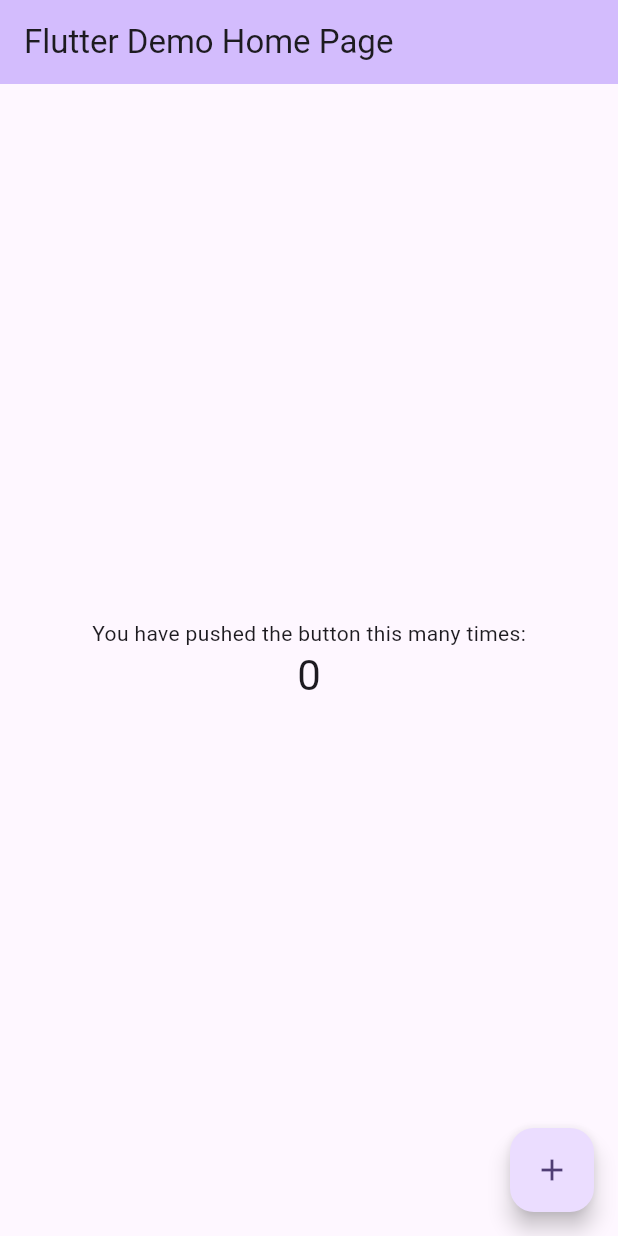
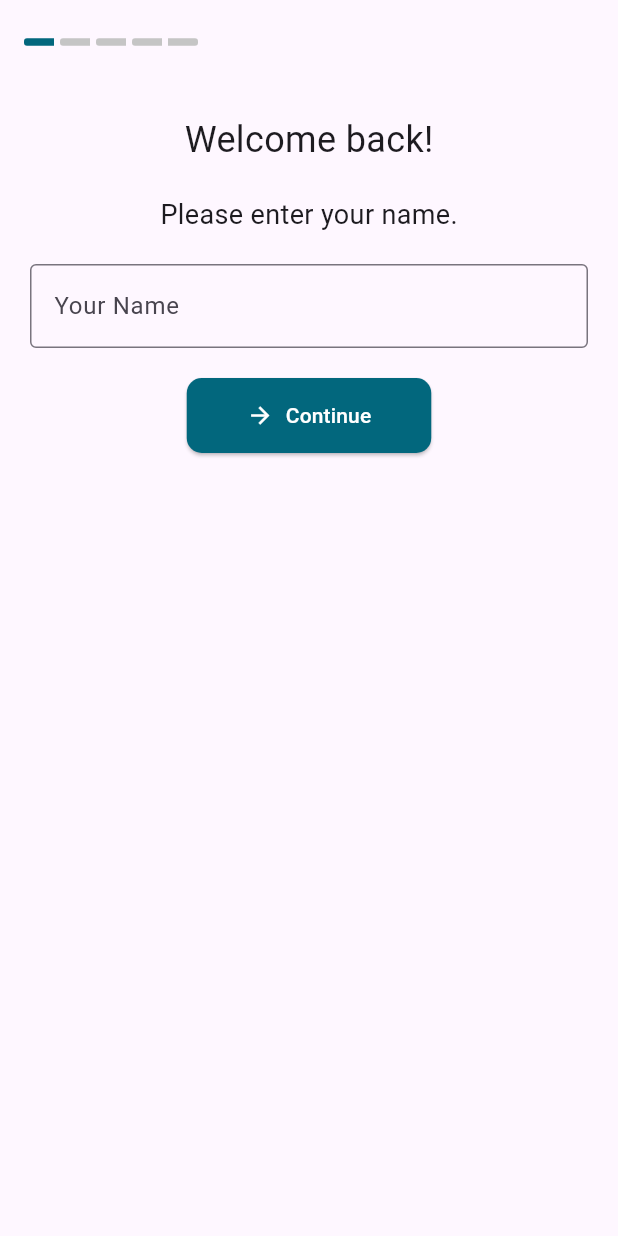
Before and after one commit to AllanDwyre/TER-STOCK, a Flutter app: the screen it shows after launch, on a phone screen of 412 x 824 dp. Run offline on Flutter 3.47's test engine with Material 3 defaults, Android fonts, the phone set to English and light mode, and no system bars.

Commit message:
page Name dans le main

```diff
--- a/front/hive_stock/lib/main.dart
+++ b/front/hive_stock/lib/main.dart
@@ -5,121 +5,137 @@
 }
 
 class MyApp extends StatelessWidget {
-  const MyApp({super.key});
+  const MyApp({Key? key}) : super(key: key);
 
-  // This widget is the root of your application.
   @override
   Widget build(BuildContext context) {
     return MaterialApp(
-      title: 'Flutter Demo',
+      title: 'HiveStock',
       theme: ThemeData(
-        // This is the theme of your application.
-        //
-        // TRY THIS: Try running your application with "flutter run". You'll see
-        // the application has a purple toolbar. Then, without quitting the app,
-        // try changing the seedColor in the colorScheme below to Colors.green
-        // and then invoke "hot reload" (save your changes or press the "hot
-        // reload" button in a Flutter-supported IDE, or press "r" if you used
-        // the command line to start the app).
-        //
-        // Notice that the counter didn't reset back to zero; the application
-        // state is not lost during the reload. To reset the state, use hot
-        // restart instead.
-        //
-        // This works for code too, not just values: Most code changes can be
-        // tested with just a hot reload.
-        colorScheme: ColorScheme.fromSeed(seedColor: Colors.deepPurple),
-        useMaterial3: true,
+        primarySwatch: Colors.blue,
       ),
-      home: const MyHomePage(title: 'Flutter Demo Home Page'),
+      home: const MyHomePage(),
     );
   }
 }
 
 class MyHomePage extends StatefulWidget {
-  const MyHomePage({super.key, required this.title});
-
-  // This widget is the home page of your application. It is stateful, meaning
-  // that it has a State object (defined below) that contains fields that affect
-  // how it looks.
-
-  // This class is the configuration for the state. It holds the values (in this
-  // case the title) provided by the parent (in this case the App widget) and
-  // used by the build method of the State. Fields in a Widget subclass are
-  // always marked "final".
-
-  final String title;
+  const MyHomePage({Key? key}) : super(key: key);
 
   @override
-  State<MyHomePage> createState() => _MyHomePageState();
+  _MyHomePageState createState() => _MyHomePageState();
 }
 
 class _MyHomePageState extends State<MyHomePage> {
-  int _counter = 0;
+  @override
+  Widget build(BuildContext context) {
+    return Scaffold(
+      appBar: AppBar(
+  title: Row(
+    mainAxisAlignment: MainAxisAlignment.center, // Centrer les enfants horizontalement
+    children: [
+      Expanded(
+        child: CustomProgressBar(currentIndex: 0),
+      ),
+    ],
+  ),
+),
 
-  void _incrementCounter() {
-    setState(() {
-      // This call to setState tells the Flutter framework that something has
-      // changed in this State, which causes it to rerun the build method below
-      // so that the display can reflect the updated values. If we changed
-      // _counter without calling setState(), then the build method would not be
-      // called again, and so nothing would appear to happen.
-      _counter++;
-    });
+      body: Column(
+        children: [
+          const SizedBox(height: 20),
+          const Text(
+            'Welcome back!',
+            style: TextStyle(fontSize: 24),
+          ),
+          const SizedBox(height: 20),
+          const Text(
+            'Please enter your name.',
+            style: TextStyle(fontSize: 18),
+          ),
+          const SizedBox(height: 20),
+          // TextField for entering name
+          Padding(
+            padding: const EdgeInsets.symmetric(horizontal: 20),
+            child: TextField(
+              decoration: InputDecoration(
+                border: OutlineInputBorder(),
+                labelText: 'Your Name',
+              ),
+            ),
+          ),
+          const SizedBox(height: 20),
+          // Continue button
+          ElevatedButton.icon(
+            onPressed: () {
+              // Action when the button is pressed
+            },
+            icon: const Icon(Icons.arrow_forward, color: Colors.white),
+            label: const Text(
+              'Continue',
+              style: TextStyle(color: Colors.white),
+            ),
+            style: ElevatedButton.styleFrom(
+              primary: const Color(0xFF02677D),
+              padding: const EdgeInsets.symmetric(horizontal: 40, vertical: 15),
+              shape: RoundedRectangleBorder(borderRadius: BorderRadius.circular(10)),
+            ),
+          ),
+        ],
+      ),
+    );
   }
+}
+
+class CustomProgressBar extends StatelessWidget {
+  final int currentIndex;
+
+  const CustomProgressBar({
+    Key? key,
+    required this.currentIndex,
+  }) : super(key: key);
 
   @override
   Widget build(BuildContext context) {
-    // This method is rerun every time setState is called, for instance as done
-    // by the _incrementCounter method above.
-    //
-    // The Flutter framework has been optimized to make rerunning build methods
-    // fast, so that you can just rebuild anything that needs updating rather
-    // than having to individually change instances of widgets.
-    return Scaffold(
-      appBar: AppBar(
-        // TRY THIS: Try changing the color here to a specific color (to
-        // Colors.amber, perhaps?) and trigger a hot reload to see the AppBar
-        // change color while the other colors stay the same.
-        backgroundColor: Theme.of(context).colorScheme.inversePrimary,
-        // Here we take the value from the MyHomePage object that was created by
-        // the App.build method, and use it to set our appbar title.
-        title: Text(widget.title),
-      ),
-      body: Center(
-        // Center is a layout widget. It takes a single child and positions it
-        // in the middle of the parent.
-        child: Column(
-          // Column is also a layout widget. It takes a list of children and
-          // arranges them vertically. By default, it sizes itself to fit its
-          // children horizontally, and tries to be as tall as its parent.
-          //
-          // Column has various properties to control how it sizes itself and
-          // how it positions its children. Here we use mainAxisAlignment to
-          // center the children vertically; the main axis here is the vertical
-          // axis because Columns are vertical (the cross axis would be
-          // horizontal).
-          //
-          // TRY THIS: Invoke "debug painting" (choose the "Toggle Debug Paint"
-          // action in the IDE, or press "p" in the console), to see the
-          // wireframe for each widget.
-          mainAxisAlignment: MainAxisAlignment.center,
-          children: <Widget>[
-            const Text(
-              'You have pushed the button this many times:',
-            ),
-            Text(
-              '$_counter',
-              style: Theme.of(context).textTheme.headlineMedium,
-            ),
-          ],
-        ),
-      ),
-      floatingActionButton: FloatingActionButton(
-        onPressed: _incrementCounter,
-        tooltip: 'Increment',
-        child: const Icon(Icons.add),
-      ), // This trailing comma makes auto-formatting nicer for build methods.
+    return Row(
+      children: [
+        for (int i = 0; i < 5; i++)
+          _ProgressBarItem(
+            isActive: i == currentIndex,
+            isLast: i == 4,
+          ),
+      ],
     );
   }
 }
+
+class _ProgressBarItem extends StatelessWidget {
+  final bool isActive;
+  final bool isLast;
+
+  const _ProgressBarItem({
+    Key? key,
+    required this.isActive,
+    required this.isLast,
+  }) : super(key: key);
+
+  @override
+  Widget build(BuildContext context) {
+    return Row(
+      children: [
+        Container(
+          width: 20,
+          height: 5,
+          decoration: BoxDecoration(
+            color: isActive ? const Color(0xFF02677D) : const Color(0xFFC5C5C5),
+            borderRadius: BorderRadius.horizontal(
+              left: Radius.circular(isLast ? 0 : 2),
+              right: Radius.circular(isLast ? 2 : 0),
+            ),
+          ),
+        ),
+        if (!isLast) const SizedBox(width: 4),
+      ],
+    );
+  }
+}
```
Also changed, not shown: front/hive_stock/lib/components/snackbars.dart (added, +52 -0 lines), front/hive_stock/lib/constants/colors.dart (added, +184 -0 lines), front/hive_stock/lib/widget/my_widget.dart (added, +163 -0 lines), front/hive_stock/pubspec.yaml (+4 -3 lines), front/hive_stock/assets/image1.png (added), front/hive_stock/assets/image2.png (added), front/hive_stock/assets/image3.png (added), front/hive_stock/assets/your_image.jpg (added), 4 other files.
